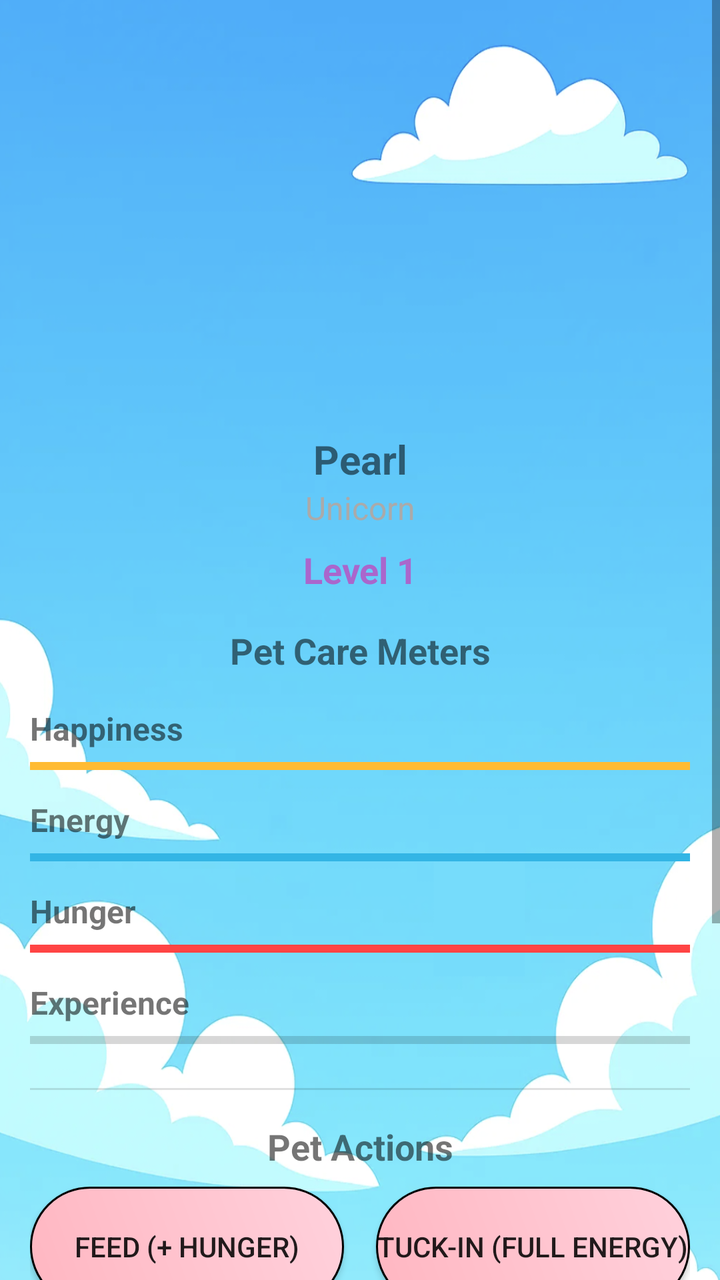
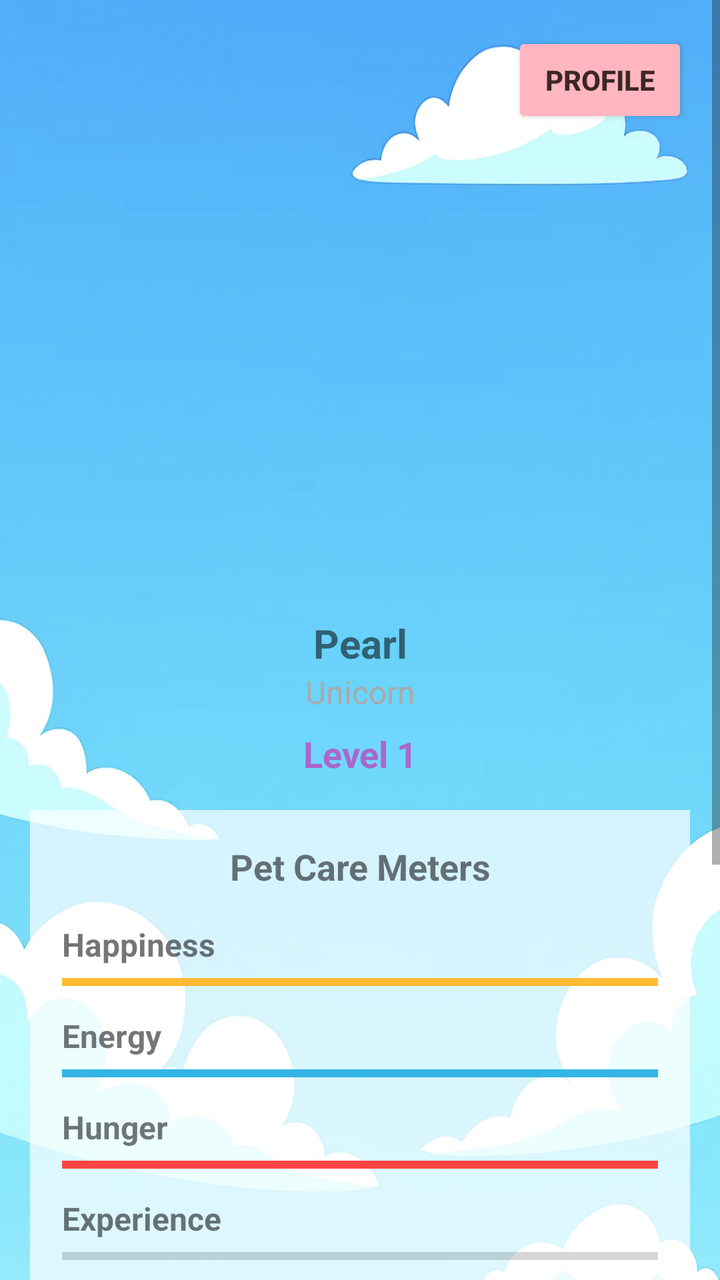

Two renders of the same Android screen: before a commit and after it. Below are the layout's source before the change and the commit's diff.
<!-- AndroidManifest.xml: activity theme Theme.AppCompat.Light.NoActionBar -->
<!-- res/layout/activity_pet.xml -->
<?xml version="1.0" encoding="utf-8"?>
<ScrollView xmlns:android="http://schemas.android.com/apk/res/android"
    xmlns:app="http://schemas.android.com/apk/res-auto"
    xmlns:tools="http://schemas.android.com/tools"
    android:layout_width="match_parent"
    android:layout_height="match_parent"
    android:fillViewport="true"
    android:background="@drawable/background"
    tools:context=".PetActivity">

    <LinearLayout
        android:layout_width="match_parent"
        android:layout_height="wrap_content"
        android:orientation="vertical"
        android:padding="15dp"
        android:gravity="center_horizontal">

        <TextView
            android:id="@+id/petTitle"
            android:layout_width="match_parent"
            android:layout_height="wrap_content"
            android:layout_marginBottom="50dp"
            android:gravity="center"
            android:textSize="20sp"
            android:textStyle="bold" />

        <ImageView
            android:id="@+id/petImage"
            android:layout_width="108dp"
            android:layout_height="108dp"
            android:layout_marginBottom="16dp"
            android:scaleType="centerCrop" />

        <TextView
            android:id="@+id/petName"
            android:layout_width="match_parent"
            android:layout_height="wrap_content"
            android:text="Pearl"
            android:textSize="20sp"
            android:textStyle="bold"
            android:gravity="center" />

        <TextView
            android:id="@+id/petType"
            android:layout_width="match_parent"
            android:layout_height="wrap_content"
            android:text="Unicorn"
            android:textSize="16sp"
            android:textColor="@android:color/darker_gray"
            android:gravity="center"
            android:layout_marginBottom="8dp" />

        <TextView
            android:id="@+id/petLevel"
            android:layout_width="match_parent"
            android:layout_height="wrap_content"
            android:text="Level 1"
            android:textSize="18sp"
            android:textStyle="bold"
            android:textColor="@android:color/holo_purple"
            android:gravity="center"
            android:layout_marginBottom="16dp" />

        <TextView
            android:id="@+id/sectionTitleMeters"
            android:layout_width="match_parent"
            android:layout_height="wrap_content"
            android:text="Pet Care Meters"
            android:textSize="18sp"
            android:textStyle="bold"
            android:gravity="center_horizontal"
            android:layout_marginBottom="8dp" />

        
        <TextView
            android:id="@+id/labelHappiness"
            android:layout_width="match_parent"
            android:layout_height="wrap_content"
            android:text="Happiness"
            android:textStyle="bold"
            android:textSize="16sp"
            android:layout_marginTop="8dp" />

        <ProgressBar
            android:id="@+id/happinessProg"
            style="?android:attr/progressBarStyleHorizontal"
            android:layout_width="match_parent"
            android:layout_height="wrap_content"
            android:progress="100"
            android:max="100"
            android:progressTint="@android:color/holo_orange_light" />

        
        <TextView
            android:id="@+id/labelEnergy"
            android:layout_width="match_parent"
            android:layout_height="wrap_content"
            android:text="Energy"
            android:textStyle="bold"
            android:textSize="16sp"
            android:layout_marginTop="8dp" />

        <ProgressBar
            android:id="@+id/energyProg"
            style="?android:attr/progressBarStyleHorizontal"
            android:layout_width="match_parent"
            android:layout_height="wrap_content"
            android:progress="100"
            android:max="100"
            android:progressTint="@android:color/holo_blue_light" />

        
        <TextView
            android:id="@+id/labelHunger"
            android:layout_width="match_parent"
            android:layout_height="wrap_content"
            android:text="Hunger"
            android:textStyle="bold"
            android:textSize="16sp"
            android:layout_marginTop="8dp" />

        <ProgressBar
            android:id="@+id/hungerProg"
            style="?android:attr/progressBarStyleHorizontal"
            android:layout_width="match_parent"
            android:layout_height="wrap_content"
            android:progress="100"
            android:max="100"
            android:progressTint="@android:color/holo_red_light" />

        
        <TextView
            android:id="@+id/labelXP"
            android:layout_width="match_parent"
            android:layout_height="wrap_content"
            android:text="Experience"
            android:textStyle="bold"
            android:textSize="16sp"
            android:layout_marginTop="8dp" />

        <ProgressBar
            android:id="@+id/xpProg"
            style="?android:attr/progressBarStyleHorizontal"
            android:layout_width="match_parent"
            android:layout_height="wrap_content"
            android:progress="0"
            android:max="100"
            android:progressTint="@android:color/holo_purple" />

        <TextView
            android:id="@+id/maxLevelText"
            android:layout_width="match_parent"
            android:layout_height="wrap_content"
            android:text="⭐ Max Level Reached! ⭐"
            android:textSize="16sp"
            android:textStyle="bold"
            android:textColor="@android:color/holo_orange_dark"
            android:gravity="center"
            android:padding="8dp"
            android:visibility="gone" />

        
        <View
            android:layout_width="match_parent"
            android:layout_height="1dp"
            android:background="?android:attr/listDivider"
            android:layout_marginVertical="16dp" />

        
        <TextView
            android:id="@+id/actionsTitle"
            android:layout_width="match_parent"
            android:layout_height="wrap_content"
            android:text="Pet Actions"
            android:textSize="18sp"
            android:textStyle="bold"
            android:gravity="center"
            android:layout_marginBottom="8dp" />

        <LinearLayout
            android:layout_width="match_parent"
            android:layout_height="wrap_content"
            android:orientation="vertical"
            android:gravity="center_horizontal">


            <LinearLayout
                android:layout_width="match_parent"
                android:layout_height="wrap_content"
                android:orientation="horizontal"
                android:gravity="center"
                android:layout_marginBottom="12dp">

                <Button
                    android:id="@+id/feedButton"
                    android:layout_width="0dp"
                    android:layout_height="60dp"
                    android:layout_weight="1"
                    android:layout_marginEnd="8dp"
                    android:background="@drawable/custom_button3"
                    android:text="Feed (+ Hunger)"
                    android:textSize="14sp" />

                <Button
                    android:id="@+id/tuckInButton"
                    android:layout_width="0dp"
                    android:layout_height="60dp"
                    android:layout_weight="1"
                    android:layout_marginStart="8dp"
                    android:background="@drawable/custom_button3"
                    android:text="Tuck-in (Full Energy)"
                    android:textSize="14sp" />
            </LinearLayout>


            <LinearLayout
                android:layout_width="match_parent"
                android:layout_height="wrap_content"
                android:orientation="horizontal"
                android:gravity="center"
                android:layout_marginBottom="12dp">

                <Button
                    android:id="@+id/upgradePetButton"
                    android:layout_width="0dp"
                    android:layout_height="60dp"
                    android:layout_weight="1"
                    android:layout_marginEnd="8dp"
                    android:visibility="gone"
                    android:background="@drawable/custom_button3"
                    android:text="⭐ Upgrade Pet ⭐"
                    android:textSize="14sp" />

                <Button
                    android:id="@+id/breatheFireButton"
                    android:layout_width="0dp"
                    android:layout_height="60dp"
                    android:layout_weight="1"
                    android:layout_marginStart="8dp"
                    android:visibility="gone"
                    android:background="@drawable/custom_button3"
                    android:text="Breathe Fire"
                    android:textSize="14sp" />
            </LinearLayout>


            <LinearLayout
                android:layout_width="match_parent"
                android:layout_height="wrap_content"
                android:orientation="horizontal"
                android:gravity="center"
                android:layout_marginBottom="12dp">

                <Button
                    android:id="@+id/tellStoryButton"
                    android:layout_width="0dp"
                    android:layout_height="60dp"
                    android:layout_weight="1"
                    android:layout_marginEnd="8dp"
                    android:visibility="gone"
                    android:background="@drawable/custom_button3"
                    android:text="Tell Magical Story"
                    android:textSize="14sp" />

                <Button
                    android:id="@+id/chatButton"
                    android:layout_width="0dp"
                    android:layout_height="60dp"
                    android:layout_weight="1"
                    android:layout_marginStart="8dp"
                    android:background="@drawable/custom_button3"
                    android:text="Chat with Pet"
                    android:textSize="14sp" />
            </LinearLayout>


            <LinearLayout
                android:layout_width="match_parent"
                android:layout_height="wrap_content"
                android:orientation="horizontal"
                android:gravity="center"
                android:layout_marginBottom="12dp">

                <Button
                    android:id="@+id/userProfileButton"
                    android:layout_width="0dp"
                    android:layout_height="60dp"
                    android:layout_weight="1"
                    android:layout_marginEnd="8dp"
                    android:background="@drawable/custom_button3"
                    android:text="👤 User Profile"
                    android:textSize="14sp" />


                <View
                    android:layout_width="0dp"
                    android:layout_height="0dp"
                    android:layout_weight="1" />
            </LinearLayout>

        </LinearLayout>


        <TextView
            android:id="@+id/statusText"
            android:layout_width="match_parent"
            android:layout_height="wrap_content"
            android:text="Your pet is waiting for you!"
            android:textSize="14sp"
            android:gravity="center"
            android:layout_marginTop="16dp"
            android:padding="8dp"
            android:background="?android:attr/selectableItemBackground" />

    </LinearLayout>

</ScrollView>
<!-- resources referenced by this layout -->
<resources>
  <!-- drawable background: png bitmap (drawable, 375348 bytes) -->
  <!-- drawable custom_button3 (drawable) -->
  <?xml version="1.0" encoding="utf-8"?>
  <shape
      xmlns:android="http://schemas.android.com/apk/res/android"
      android:shape="rectangle">
  
      <stroke
          android:width="1dp"/>
      <corners
          android:radius="190dp"/>
      <solid
          android:color="#76ff03"/>
      <gradient
          android:startColor="#ffb6c1"
          android:endColor="#ffd1dc"
          android:angle="45"/>
  </shape>
</resources>

<!-- the commit's change to res/layout/activity_pet.xml (unified diff, before → after) -->
@@ -1,12 +1,16 @@
 <?xml version="1.0" encoding="utf-8"?>
-<ScrollView xmlns:android="http://schemas.android.com/apk/res/android"
+<FrameLayout xmlns:android="http://schemas.android.com/apk/res/android"
     xmlns:app="http://schemas.android.com/apk/res-auto"
     xmlns:tools="http://schemas.android.com/tools"
     android:layout_width="match_parent"
     android:layout_height="match_parent"
+    tools:context=".PetActivity">
+
+<ScrollView
+    android:layout_width="match_parent"
+    android:layout_height="match_parent"
     android:fillViewport="true"
-    android:background="@drawable/background"
-    tools:context=".PetActivity">
+    android:background="@drawable/background">
 
     <LinearLayout
         android:layout_width="match_parent"
@@ -26,10 +30,10 @@
 
         <ImageView
             android:id="@+id/petImage"
-            android:layout_width="108dp"
-            android:layout_height="108dp"
+            android:layout_width="200dp"
+            android:layout_height="200dp"
             android:layout_marginBottom="16dp"
-            android:scaleType="centerCrop" />
+            android:scaleType="centerInside" />
 
         <TextView
             android:id="@+id/petName"
@@ -61,103 +65,114 @@
             android:gravity="center"
             android:layout_marginBottom="16dp" />
 
-        <TextView
-            android:id="@+id/sectionTitleMeters"
-            android:layout_width="match_parent"
-            android:layout_height="wrap_content"
-            android:text="Pet Care Meters"
-            android:textSize="18sp"
-            android:textStyle="bold"
-            android:gravity="center_horizontal"
-            android:layout_marginBottom="8dp" />
-
         
-        <TextView
-            android:id="@+id/labelHappiness"
-            android:layout_width="match_parent"
-            android:layout_height="wrap_content"
-            android:text="Happiness"
-            android:textStyle="bold"
-            android:textSize="16sp"
-            android:layout_marginTop="8dp" />
-
-        <ProgressBar
-            android:id="@+id/happinessProg"
-            style="?android:attr/progressBarStyleHorizontal"
-            android:layout_width="match_parent"
-            android:layout_height="wrap_content"
-            android:progress="100"
-            android:max="100"
-            android:progressTint="@android:color/holo_orange_light" />
-
-        
-        <TextView
-            android:id="@+id/labelEnergy"
-            android:layout_width="match_parent"
-            android:layout_height="wrap_content"
-            android:text="Energy"
-            android:textStyle="bold"
-            android:textSize="16sp"
-            android:layout_marginTop="8dp" />
-
-        <ProgressBar
-            android:id="@+id/energyProg"
-            style="?android:attr/progressBarStyleHorizontal"
-            android:layout_width="match_parent"
-            android:layout_height="wrap_content"
-            android:progress="100"
-            android:max="100"
-            android:progressTint="@android:color/holo_blue_light" />
-
-        
-        <TextView
-            android:id="@+id/labelHunger"
-            android:layout_width="match_parent"
-            android:layout_height="wrap_content"
-            android:text="Hunger"
-            android:textStyle="bold"
-            android:textSize="16sp"
-            android:layout_marginTop="8dp" />
-
-        <ProgressBar
-            android:id="@+id/hungerProg"
-            style="?android:attr/progressBarStyleHorizontal"
-            android:layout_width="match_parent"
-            android:layout_height="wrap_content"
-            android:progress="100"
-            android:max="100"
-            android:progressTint="@android:color/holo_red_light" />
-
-        
-        <TextView
-            android:id="@+id/labelXP"
-            android:layout_width="match_parent"
-            android:layout_height="wrap_content"
-            android:text="Experience"
-            android:textStyle="bold"
-            android:textSize="16sp"
-            android:layout_marginTop="8dp" />
-
-        <ProgressBar
-            android:id="@+id/xpProg"
-            style="?android:attr/progressBarStyleHorizontal"
-            android:layout_width="match_parent"
-            android:layout_height="wrap_content"
-            android:progress="0"
-            android:max="100"
-            android:progressTint="@android:color/holo_purple" />
-
-        <TextView
-            android:id="@+id/maxLevelText"
-            android:layout_width="match_parent"
-            android:layout_height="wrap_content"
-            android:text="⭐ Max Level Reached! ⭐"
-            android:textSize="16sp"
-            android:textStyle="bold"
-            android:textColor="@android:color/holo_orange_dark"
-            android:gravity="center"
-            android:padding="8dp"
-            android:visibility="gone" />
+        <LinearLayout
+            android:layout_width="match_parent"
+            android:layout_height="wrap_content"
+            android:orientation="vertical"
+            android:background="#B3FFFFFF"
+            android:padding="16dp"
+            android:layout_marginBottom="8dp">
+
+            <TextView
+                android:id="@+id/sectionTitleMeters"
+                android:layout_width="match_parent"
+                android:layout_height="wrap_content"
+                android:text="Pet Care Meters"
+                android:textSize="18sp"
+                android:textStyle="bold"
+                android:gravity="center_horizontal"
+                android:layout_marginBottom="8dp" />
+
+            
+            <TextView
+                android:id="@+id/labelHappiness"
+                android:layout_width="match_parent"
+                android:layout_height="wrap_content"
+                android:text="Happiness"
+                android:textStyle="bold"
+                android:textSize="16sp"
+                android:layout_marginTop="8dp" />
+
+            <ProgressBar
+                android:id="@+id/happinessProg"
+                style="?android:attr/progressBarStyleHorizontal"
+                android:layout_width="match_parent"
+                android:layout_height="wrap_content"
+                android:progress="100"
+                android:max="100"
+                android:progressTint="@android:color/holo_orange_light" />
+
+            
+            <TextView
+                android:id="@+id/labelEnergy"
+                android:layout_width="match_parent"
+                android:layout_height="wrap_content"
+                android:text="Energy"
+                android:textStyle="bold"
+                android:textSize="16sp"
+                android:layout_marginTop="8dp" />
+
+            <ProgressBar
+                android:id="@+id/energyProg"
+                style="?android:attr/progressBarStyleHorizontal"
+                android:layout_width="match_parent"
+                android:layout_height="wrap_content"
+                android:progress="100"
+                android:max="100"
+                android:progressTint="@android:color/holo_blue_light" />
+
+            
+            <TextView
+                android:id="@+id/labelHunger"
+                android:layout_width="match_parent"
+                android:layout_height="wrap_content"
+                android:text="Hunger"
+                android:textStyle="bold"
+                android:textSize="16sp"
+                android:layout_marginTop="8dp" />
+
+            <ProgressBar
+                android:id="@+id/hungerProg"
+                style="?android:attr/progressBarStyleHorizontal"
+                android:layout_width="match_parent"
+                android:layout_height="wrap_content"
+                android:progress="100"
+                android:max="100"
+                android:progressTint="@android:color/holo_red_light" />
+
+            
+            <TextView
+                android:id="@+id/labelXP"
+                android:layout_width="match_parent"
+                android:layout_height="wrap_content"
+                android:text="Experience"
+                android:textStyle="bold"
+                android:textSize="16sp"
+                android:layout_marginTop="8dp" />
+
+            <ProgressBar
+                android:id="@+id/xpProg"
+                style="?android:attr/progressBarStyleHorizontal"
+                android:layout_width="match_parent"
+                android:layout_height="wrap_content"
+                android:progress="0"
+                android:max="100"
+                android:progressTint="@android:color/holo_purple" />
+
+            <TextView
+                android:id="@+id/maxLevelText"
+                android:layout_width="match_parent"
+                android:layout_height="wrap_content"
+                android:text="⭐ Max Level Reached! ⭐"
+                android:textSize="16sp"
+                android:textStyle="bold"
+                android:textColor="@android:color/holo_orange_dark"
+                android:gravity="center"
+                android:padding="8dp"
+                android:visibility="gone" />
+
+        </LinearLayout>
 
         
         <View
@@ -197,9 +212,11 @@
                     android:layout_height="60dp"
                     android:layout_weight="1"
                     android:layout_marginEnd="8dp"
-                    android:background="@drawable/custom_button3"
+                    android:backgroundTint="#FFB6C1"
+                    android:textColor="#3E2723"
                     android:text="Feed (+ Hunger)"
-                    android:textSize="14sp" />
+                    android:textSize="14sp"
+                    android:textStyle="bold" />
 
                 <Button
                     android:id="@+id/tuckInButton"
@@ -207,9 +224,11 @@
                     android:layout_height="60dp"
                     android:layout_weight="1"
                     android:layout_marginStart="8dp"
-                    android:background="@drawable/custom_button3"
+                    android:backgroundTint="#FFB6C1"
+                    android:textColor="#3E2723"
                     android:text="Tuck-in (Full Energy)"
-                    android:textSize="14sp" />
+                    android:textSize="14sp"
+                    android:textStyle="bold" />
             </LinearLayout>
 
 
@@ -227,9 +246,11 @@
                     android:layout_weight="1"
                     android:layout_marginEnd="8dp"
                     android:visibility="gone"
-                    android:background="@drawable/custom_button3"
+                    android:backgroundTint="#FFB6C1"
+                    android:textColor="#3E2723"
                     android:text="⭐ Upgrade Pet ⭐"
-                    android:textSize="14sp" />
+                    android:textSize="14sp"
+                    android:textStyle="bold" />
 
                 <Button
                     android:id="@+id/breatheFireButton"
@@ -238,9 +259,11 @@
                     android:layout_weight="1"
                     android:layout_marginStart="8dp"
                     android:visibility="gone"
-                    android:background="@drawable/custom_button3"
+                    android:backgroundTint="#FFB6C1"
+                    android:textColor="#3E2723"
                     android:text="Breathe Fire"
-                    android:textSize="14sp" />
+                    android:textSize="14sp"
+                    android:textStyle="bold" />
             </LinearLayout>
 
 
@@ -258,9 +281,11 @@
                     android:layout_weight="1"
                     android:layout_marginEnd="8dp"
                     android:visibility="gone"
-                    android:background="@drawable/custom_button3"
+                    android:backgroundTint="#FFB6C1"
+                    android:textColor="#3E2723"
                     android:text="Tell Magical Story"
-                    android:textSize="14sp" />
+                    android:textSize="14sp"
+                    android:textStyle="bold" />
 
                 <Button
                     android:id="@+id/chatButton"
@@ -268,34 +293,11 @@
                     android:layout_height="60dp"
                     android:layout_weight="1"
                     android:layout_marginStart="8dp"
-                    android:background="@drawable/custom_button3"
+                    android:backgroundTint="#FFB6C1"
+                    android:textColor="#3E2723"
                     android:text="Chat with Pet"
-                    android:textSize="14sp" />
-            </LinearLayout>
-
-
-            <LinearLayout
-                android:layout_width="match_parent"
-                android:layout_height="wrap_content"
-                android:orientation="horizontal"
-                android:gravity="center"
-                android:layout_marginBottom="12dp">
-
-                <Button
-                    android:id="@+id/userProfileButton"
-                    android:layout_width="0dp"
-                    android:layout_height="60dp"
-                    android:layout_weight="1"
-                    android:layout_marginEnd="8dp"
-                    android:background="@drawable/custom_button3"
-                    android:text="👤 User Profile"
-                    android:textSize="14sp" />
-
-
-                <View
-                    android:layout_width="0dp"
-                    android:layout_height="0dp"
-                    android:layout_weight="1" />
+                    android:textSize="14sp"
+                    android:textStyle="bold" />
             </LinearLayout>
 
         </LinearLayout>
@@ -315,3 +317,23 @@
     </LinearLayout>
 
 </ScrollView>
+
+
+<Button
+    android:id="@+id/userProfileButton"
+    android:layout_width="wrap_content"
+    android:layout_height="wrap_content"
+    android:layout_gravity="top|end"
+    android:layout_margin="16dp"
+    android:text="PROFILE"
+    android:textSize="14sp"
+    android:textStyle="bold"
+    android:paddingStart="16dp"
+    android:paddingEnd="16dp"
+    android:paddingTop="8dp"
+    android:paddingBottom="8dp"
+    android:backgroundTint="#FFB6C1"
+    android:textColor="#3E2723"
+    android:elevation="4dp" />
+
+</FrameLayout>
<!-- resource entries referenced after the edit -->
@@ -1,22 +1,5 @@
 <!-- resources referenced by this layout -->
 <resources>
   <!-- drawable background: png bitmap (drawable, 375348 bytes) -->
-  <!-- drawable custom_button3 (drawable) -->
-  <?xml version="1.0" encoding="utf-8"?>
-  <shape
-      xmlns:android="http://schemas.android.com/apk/res/android"
-      android:shape="rectangle">
-  
-      <stroke
-          android:width="1dp"/>
-      <corners
-          android:radius="190dp"/>
-      <solid
-          android:color="#76ff03"/>
-      <gradient
-          android:startColor="#ffb6c1"
-          android:endColor="#ffd1dc"
-          android:angle="45"/>
-  </shape>
 </resources>
 
